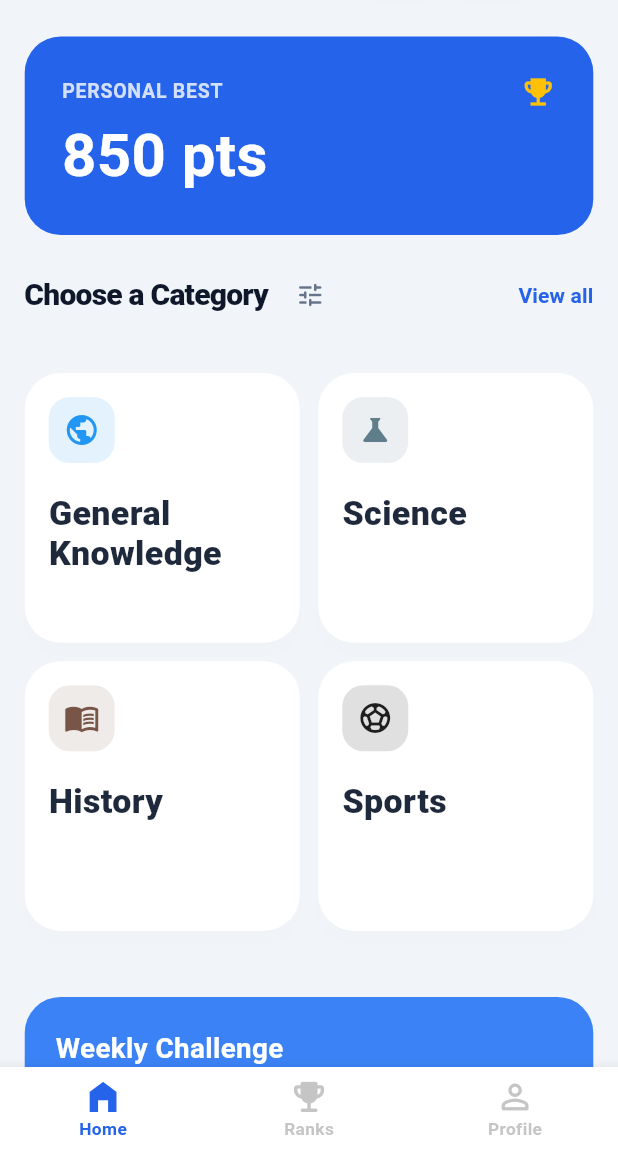
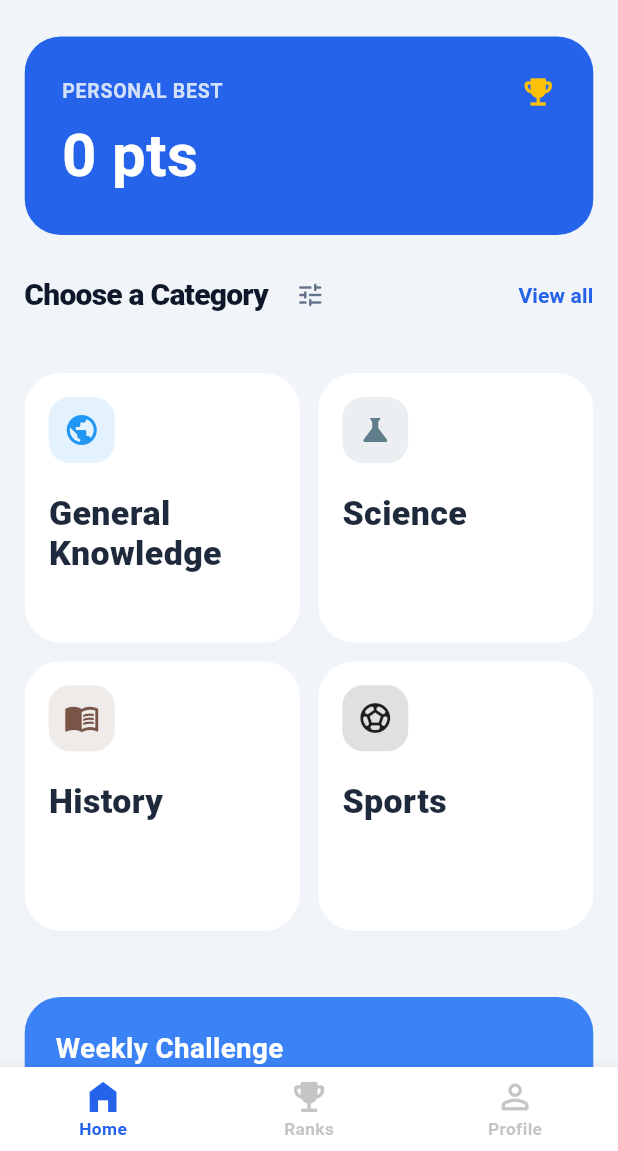
Before and after one commit to Tosin2510/Trivialy, a Flutter app: the HomeScreen screen opened directly, on a phone screen of 412 x 824 dp, the part 85-1236 px from its top. Run offline on Flutter 3.47's test engine with Material 3 defaults, Android fonts, the light colour scheme and no system bars; our stand-ins replace cloud_firestore, firebase_auth, firebase_core, google_sign_in, image_picker, shared_preferences; missing offline and left inert: html_character_entities; accounts and stored records are empty; network calls fail.

Commit message:
Update personal banner to use a stream builder for the total score and the streaks

```diff
--- a/lib/personal_best_banner.dart
+++ b/lib/personal_best_banner.dart
@@ -1,11 +1,21 @@
+import 'package:firebase_auth/firebase_auth.dart';
 import 'package:flutter/material.dart';
+import 'package:trivialy/quiz_history_service.dart';
 class PersonalBestBanner extends StatelessWidget{
   const PersonalBestBanner({super.key});
+
   @override
   Widget build(BuildContext context) {
     final double screenWidth = MediaQuery.sizeOf(context).width;
     double dynamicMargin = (screenWidth * 0.04).clamp(16.0,24.0);
     double dynamicPadding = (screenWidth * 0.06).clamp(20.0, 28.0);
+    final String? uid = FirebaseAuth.instance.currentUser?.uid;
+
+    return StreamBuilder<List<QuizAttempt>>(
+      stream: uid != null ? QuizHistoryService().historyStream(uid) : null,
+      builder: (context, snapshot) {
+        final attempts = snapshot.data ?? [];
+        final int bestScore = QuizHistoryService().bestScore(attempts);
 
         return Container(
         margin: EdgeInsets.symmetric(horizontal: dynamicMargin, vertical: 8.0),
@@ -37,7 +47,7 @@ class PersonalBestBanner extends StatelessWidget{
             ),
             const SizedBox(height: 2),
             Text(
-            '850 pts',
+              '$bestScore pts',
               style: TextStyle(
                 color: Colors.white,
                 fontSize: (screenWidth * 0.11).clamp(28.0, 40.0),
@@ -47,4 +57,6 @@ class PersonalBestBanner extends StatelessWidget{
           ],)
       );
     }
+  );
   }
+}
```
Lines whose indentation alone changed are shown as unchanged.
